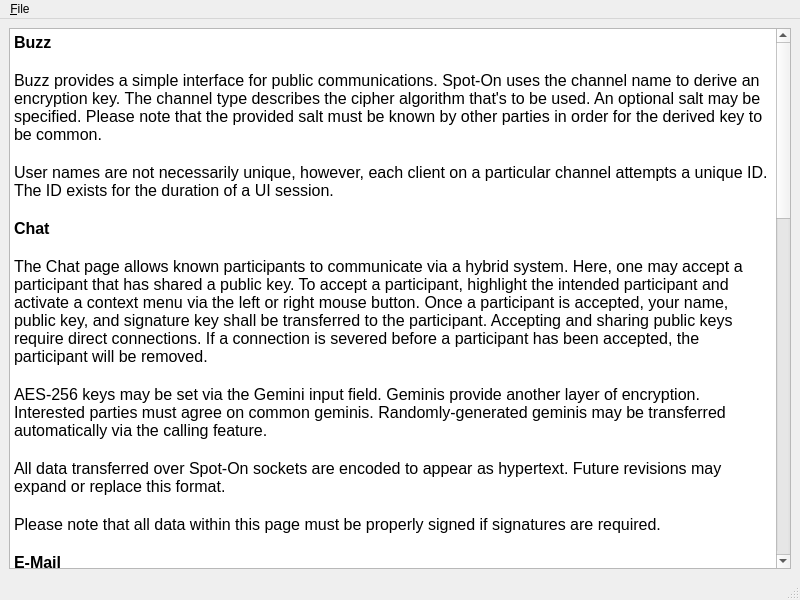
Qt form UI/docviewer.ui (xloem/spot-on-svn) before a commit.
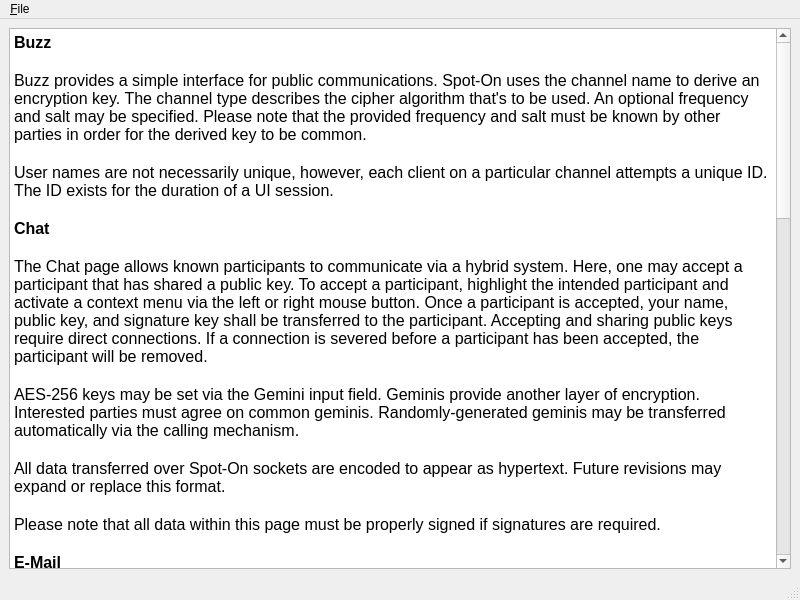
The same form after that commit. Icons and pictures are not drawn.

Patch:
```diff
--- a/UI/docviewer.ui
+++ b/UI/docviewer.ui
@@ -28,7 +28,7 @@
 &lt;/style&gt;&lt;/head&gt;&lt;body style=&quot; font-family:'Sans'; font-size:12pt; font-weight:400; font-style:normal;&quot;&gt;
 &lt;p style=&quot; margin-top:0px; margin-bottom:0px; margin-left:0px; margin-right:0px; -qt-block-indent:0; text-indent:0px;&quot;&gt;&lt;span style=&quot; font-weight:600;&quot;&gt;Buzz&lt;/span&gt;&lt;/p&gt;
 &lt;p style=&quot;-qt-paragraph-type:empty; margin-top:0px; margin-bottom:0px; margin-left:0px; margin-right:0px; -qt-block-indent:0; text-indent:0px;&quot;&gt;&lt;br /&gt;&lt;/p&gt;
-&lt;p style=&quot; margin-top:0px; margin-bottom:0px; margin-left:0px; margin-right:0px; -qt-block-indent:0; text-indent:0px;&quot;&gt;Buzz provides a simple interface for public communications. Spot-On uses the channel name to derive an encryption key. The channel type describes the cipher algorithm that's to be used. An optional salt may be specified. Please note that the provided salt must be known by other parties in order for the derived key to be common.&lt;/p&gt;
+&lt;p style=&quot; margin-top:0px; margin-bottom:0px; margin-left:0px; margin-right:0px; -qt-block-indent:0; text-indent:0px;&quot;&gt;Buzz provides a simple interface for public communications. Spot-On uses the channel name to derive an encryption key. The channel type describes the cipher algorithm that's to be used. An optional frequency and salt may be specified. Please note that the provided frequency and salt must be known by other parties in order for the derived key to be common.&lt;/p&gt;
 &lt;p style=&quot;-qt-paragraph-type:empty; margin-top:0px; margin-bottom:0px; margin-left:0px; margin-right:0px; -qt-block-indent:0; text-indent:0px;&quot;&gt;&lt;br /&gt;&lt;/p&gt;
 &lt;p style=&quot; margin-top:0px; margin-bottom:0px; margin-left:0px; margin-right:0px; -qt-block-indent:0; text-indent:0px;&quot;&gt;User names are not necessarily unique, however, each client on a particular channel attempts a unique ID. The ID exists for the duration of a UI session.&lt;/p&gt;
 &lt;p style=&quot;-qt-paragraph-type:empty; margin-top:0px; margin-bottom:0px; margin-left:0px; margin-right:0px; -qt-block-indent:0; text-indent:0px; font-family:'Lucida Grande'; font-weight:600;&quot;&gt;&lt;br /&gt;&lt;/p&gt;
@@ -36,7 +36,7 @@
 &lt;p style=&quot;-qt-paragraph-type:empty; margin-top:0px; margin-bottom:0px; margin-left:0px; margin-right:0px; -qt-block-indent:0; text-indent:0px; font-family:'Lucida Grande';&quot;&gt;&lt;br /&gt;&lt;/p&gt;
 &lt;p style=&quot; margin-top:0px; margin-bottom:0px; margin-left:0px; margin-right:0px; -qt-block-indent:0; text-indent:0px;&quot;&gt;&lt;span style=&quot; font-family:'Lucida Grande';&quot;&gt;The Chat page allows known participants to communicate via a hybrid system. Here, one may accept a participant that has shared a public key. To accept a participant, highlight the intended participant and activate a context menu via the left or right mouse button. Once a participant is accepted, your name, public key, and signature key shall be transferred to the participant. Accepting and sharing public keys require direct connections. If a connection is severed before a participant has been accepted, the participant will be removed.&lt;/span&gt;&lt;/p&gt;
 &lt;p style=&quot;-qt-paragraph-type:empty; margin-top:0px; margin-bottom:0px; margin-left:0px; margin-right:0px; -qt-block-indent:0; text-indent:0px; font-family:'Lucida Grande';&quot;&gt;&lt;br /&gt;&lt;/p&gt;
-&lt;p style=&quot; margin-top:0px; margin-bottom:0px; margin-left:0px; margin-right:0px; -qt-block-indent:0; text-indent:0px;&quot;&gt;&lt;span style=&quot; font-family:'Lucida Grande';&quot;&gt;AES-256 keys may be set via the Gemini input field. Geminis provide another layer of encryption. Interested parties must agree on common geminis. Randomly-generated geminis may be transferred automatically via the calling feature.&lt;/span&gt;&lt;/p&gt;
+&lt;p style=&quot; margin-top:0px; margin-bottom:0px; margin-left:0px; margin-right:0px; -qt-block-indent:0; text-indent:0px;&quot;&gt;&lt;span style=&quot; font-family:'Lucida Grande';&quot;&gt;AES-256 keys may be set via the Gemini input field. Geminis provide another layer of encryption. Interested parties must agree on common geminis. Randomly-generated geminis may be transferred automatically via the calling mechanism.&lt;/span&gt;&lt;/p&gt;
 &lt;p style=&quot;-qt-paragraph-type:empty; margin-top:0px; margin-bottom:0px; margin-left:0px; margin-right:0px; -qt-block-indent:0; text-indent:0px; font-family:'Lucida Grande';&quot;&gt;&lt;br /&gt;&lt;/p&gt;
 &lt;p style=&quot; margin-top:0px; margin-bottom:0px; margin-left:0px; margin-right:0px; -qt-block-indent:0; text-indent:0px;&quot;&gt;&lt;span style=&quot; font-family:'Lucida Grande';&quot;&gt;All data transferred over Spot-On sockets are encoded to appear as hypertext. Future revisions may expand or replace this format.&lt;/span&gt;&lt;/p&gt;
 &lt;p style=&quot;-qt-paragraph-type:empty; margin-top:0px; margin-bottom:0px; margin-left:0px; margin-right:0px; -qt-block-indent:0; text-indent:0px; font-family:'Lucida Grande';&quot;&gt;&lt;br /&gt;&lt;/p&gt;
```
